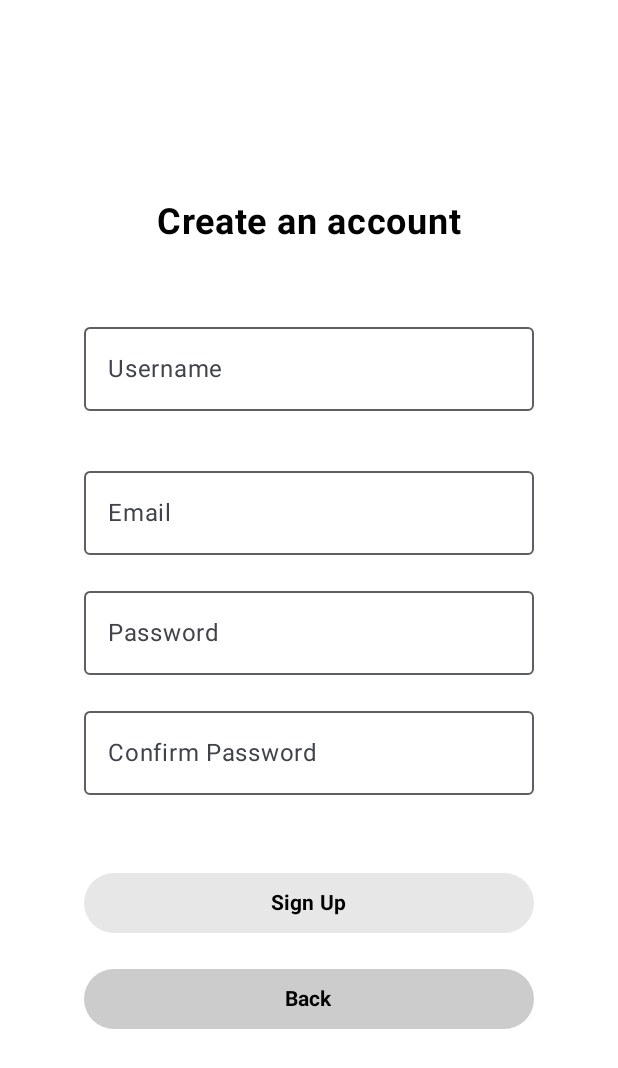
After one commit to mduruji/spotifyvibezcheck, an Android app built with Jetpack Compose: the SignupScreen screen opened through its navigation route, on a phone screen of 412 x 824 dp. The commit adds this screen. Shown: the top 1068 px of the screen. Run offline under Robolectric (Android 15) with nearby library versions, the phone set to English and light mode, and no system bars; our stand-ins replace Firebase (no records; nobody signed in at launch, a user with empty details on screens opened directly).

Commit message:
creates welcome, login, signup screens

```diff
--- a/app/build.gradle.kts
+++ b/app/build.gradle.kts
@@ -69,6 +69,7 @@ dependencies {
     implementation(libs.androidx.compose.ui.graphics)
     implementation(libs.androidx.compose.ui.tooling.preview)
     implementation(libs.androidx.compose.material3)
+    implementation("androidx.navigation:navigation-compose:2.7.7")
     testImplementation(libs.junit)
     androidTestImplementation(libs.androidx.junit)
     androidTestImplementation(libs.androidx.espresso.core)
--- a/app/src/main/java/com/chatterbox/spotifyvibezcheck/MainActivity.kt
+++ b/app/src/main/java/com/chatterbox/spotifyvibezcheck/MainActivity.kt
@@ -1,34 +1,24 @@
 package com.chatterbox.spotifyvibezcheck
 
 import android.os.Bundle
-import android.util.Log
 import androidx.activity.ComponentActivity
 import androidx.activity.compose.setContent
 import androidx.activity.enableEdgeToEdge
-import androidx.compose.foundation.layout.fillMaxSize
-import androidx.compose.foundation.layout.padding
-import androidx.compose.material3.Scaffold
-import androidx.compose.material3.Text
 import androidx.compose.runtime.Composable
-import androidx.compose.ui.Modifier
-import androidx.compose.ui.tooling.preview.Preview
+import androidx.navigation.compose.NavHost
+import androidx.navigation.compose.composable
+import androidx.navigation.compose.rememberNavController
+import com.chatterbox.spotifyvibezcheck.navigation.NavRoutes
+import com.chatterbox.spotifyvibezcheck.screens.HomeScreen
+import com.chatterbox.spotifyvibezcheck.screens.LoginScreen
+import com.chatterbox.spotifyvibezcheck.screens.SignupScreen
+import com.chatterbox.spotifyvibezcheck.screens.WelcomeScreen
+import com.chatterbox.spotifyvibezcheck.services.AuthService
+import com.chatterbox.spotifyvibezcheck.services.RegisterService
 import com.chatterbox.spotifyvibezcheck.ui.theme.SpotifyVibezCheckTheme
 import androidx.core.splashscreen.SplashScreen.Companion.installSplashScreen
 
-// Spotify imports
-import com.spotify.android.appremote.api.ConnectionParams
-import com.spotify.android.appremote.api.Connector
-import com.spotify.android.appremote.api.SpotifyAppRemote
-
-import com.chatterbox.spotifyvibezcheck.objects.SpotifyConstants
-
 class MainActivity : ComponentActivity() {
-
-    private var spotifyAppRemote: SpotifyAppRemote? = null
-
-    // TODO: Replace this with your actual Spotify Client ID
-    private val CLIENT_ID = SpotifyConstants.CLIENT_ID
-    private val REDIRECT_URI = SpotifyConstants.REDIRECT_URI
 
     override fun onCreate(savedInstanceState: Bundle?) {
         installSplashScreen()
@@ -37,63 +27,30 @@ class MainActivity : ComponentActivity() {
 
         setContent {
             SpotifyVibezCheckTheme {
-                Scaffold(modifier = Modifier.fillMaxSize()) { innerPadding ->
-                    Greeting(
-                        name = "Android",
-                        modifier = Modifier.padding(innerPadding)
-                    )
-                }
+                MainScreen()
             }
         }
-    }
-
-    // Spotify connection happens in onStart (best practice)
-    override fun onStart() {
-        super.onStart()
-        connectToSpotify()
-    }
-
-    // Disconnect in onStop (avoid leaks)
-    override fun onStop() {
-        super.onStop()
-        spotifyAppRemote?.let {
-            SpotifyAppRemote.disconnect(it)
-        }
-    }
-
-    private fun connectToSpotify() {
-        val params = ConnectionParams.Builder(CLIENT_ID)
-            .setRedirectUri(REDIRECT_URI)
-            .showAuthView(true)
-            .build()
-
-        SpotifyAppRemote.connect(this, params,
-            object : Connector.ConnectionListener {
-                override fun onConnected(remote: SpotifyAppRemote) {
-                    spotifyAppRemote = remote
-                    Log.d("SpotifyTest", "Connected to Spotify successfully!")
-                }
-
-                override fun onFailure(error: Throwable) {
-                    Log.e("SpotifyTest", "Failed to connect: ${error.message}", error)
-                }
-            }
-        )
     }
 }
 
 @Composable
-fun Greeting(name: String, modifier: Modifier = Modifier) {
-    Text(
-        text = "Hello $name!",
-        modifier = modifier
-    )
-}
+fun MainScreen() {
+    val navController = rememberNavController()
+    val authService = AuthService()
+    val registerService = RegisterService(authService)
 
-@Preview(showBackground = true)
-@Composable
-fun GreetingPreview() {
-    SpotifyVibezCheckTheme {
-        Greeting("Android")
+    NavHost(navController = navController, startDestination = NavRoutes.Welcome.route) {
+        composable(NavRoutes.Welcome.route) {
+            WelcomeScreen(navController = navController)
+        }
+        composable(NavRoutes.Login.route) {
+            LoginScreen(navController = navController, authService = authService)
+        }
+        composable(NavRoutes.Signup.route) {
+            SignupScreen(navController = navController, registerService = registerService)
+        }
+        composable(NavRoutes.Home.route) {
+            HomeScreen()
+        }
     }
 }
--- a/app/src/main/java/com/chatterbox/spotifyvibezcheck/screens/SignUpScreen.kt
+++ /dev/null
@@ -1 +0,0 @@
-package com.chatterbox.spotifyvibezcheck.screens
--- /dev/null
+++ b/app/src/main/java/com/chatterbox/spotifyvibezcheck/screens/SignupScreen.kt
@@ -0,0 +1,146 @@
+package com.chatterbox.spotifyvibezcheck.screens
+
+import androidx.compose.foundation.background
+import androidx.compose.foundation.layout.Arrangement
+import androidx.compose.foundation.layout.Column
+import androidx.compose.foundation.layout.Spacer
+import androidx.compose.foundation.layout.fillMaxSize
+import androidx.compose.foundation.layout.height
+import androidx.compose.foundation.layout.padding
+import androidx.compose.foundation.layout.width
+import androidx.compose.material3.Button
+import androidx.compose.material3.ButtonDefaults
+import androidx.compose.material3.OutlinedTextField
+import androidx.compose.material3.Text
+import androidx.compose.runtime.Composable
+import androidx.compose.runtime.mutableStateOf
+import androidx.compose.runtime.remember
+import androidx.compose.runtime.rememberCoroutineScope
+import androidx.compose.ui.Alignment
+import androidx.compose.ui.Modifier
+import androidx.compose.ui.graphics.Color
+import androidx.compose.ui.text.font.FontWeight
+import androidx.compose.ui.unit.dp
+import androidx.compose.ui.unit.sp
+import androidx.navigation.NavController
+import com.chatterbox.spotifyvibezcheck.navigation.NavRoutes
+import com.chatterbox.spotifyvibezcheck.services.RegisterService
+import kotlinx.coroutines.launch
+
+private fun validateUsername(username: String): String? {
+    return when {
+        username.length !in 3..30 -> "Username must be between 3 and 30 characters."
+        username.first() !in 'a'..'z' -> "Username must start with a letter."
+        username.endsWith(".") -> "Username cannot end with a period."
+        username.contains("..") -> "Username cannot contain consecutive periods."
+        !"^[a-z0-9_.]+$".toRegex().matches(username) -> "Can only contain lowercase letters, numbers, underscores, and periods."
+        else -> null
+    }
+}
+
+@Composable
+fun SignupScreen(navController: NavController, registerService: RegisterService) {
+    val usernameState = remember { mutableStateOf("") }
+    val emailState = remember { mutableStateOf("") }
+    val passwordState = remember { mutableStateOf("") }
+    val confirmPasswordState = remember { mutableStateOf("") }
+    val usernameError = remember { mutableStateOf<String?>(null) }
+
+    val scope = rememberCoroutineScope()
+
+    Column(
+        modifier = Modifier
+            .fillMaxSize()
+            .background(Color.White)
+            .padding(16.dp),
+        horizontalAlignment = Alignment.CenterHorizontally,
+        verticalArrangement = Arrangement.Center
+    ) {
+        Text(
+            text = "Create an account",
+            color = Color.Black,
+            fontSize = 24.sp,
+            fontWeight = FontWeight.Bold
+        )
+        Spacer(modifier = Modifier.height(48.dp))
+
+        OutlinedTextField(
+            value = usernameState.value,
+            onValueChange = {
+                val cleanUsername = it.lowercase()
+                usernameState.value = cleanUsername
+                usernameError.value = validateUsername(cleanUsername)
+            },
+            label = { Text("Username") },
+            isError = usernameError.value != null,
+            supportingText = {
+                usernameError.value?.let {
+                    Text(text = it, color = Color.Red)
+                }
+            },
+            modifier = Modifier.width(300.dp),
+            singleLine = true
+        )
+
+        Spacer(modifier = Modifier.height(16.dp))
+
+        OutlinedTextField(
+            value = emailState.value,
+            onValueChange = { emailState.value = it },
+            label = { Text("Email") },
+            modifier = Modifier.width(300.dp),
+            singleLine = true
+        )
+        Spacer(modifier = Modifier.height(16.dp))
+        OutlinedTextField(
+            value = passwordState.value,
+            onValueChange = { passwordState.value = it },
+            label = { Text("Password") },
+            modifier = Modifier.width(300.dp),
+            singleLine = true
+        )
+        Spacer(modifier = Modifier.height(16.dp))
+        OutlinedTextField(
+            value = confirmPasswordState.value,
+            onValueChange = { confirmPasswordState.value = it },
+            label = { Text("Confirm Password") },
+            modifier = Modifier.width(300.dp),
+            singleLine = true
+        )
+        Spacer(modifier = Modifier.height(48.dp))
+
+        Button(
+            onClick = {
+                scope.launch {
+                    val user = registerService.register(
+                        usernameState.value,
+                        emailState.value,
+                        passwordState.value
+                    )
+                    if (user != null) {
+                        navController.navigate(NavRoutes.Login.route)
+                    }
+                }
+            },
+            colors = ButtonDefaults.buttonColors(containerColor = Color(0xFF1DB954)),
+            modifier = Modifier.width(300.dp),
+            enabled = usernameError.value == null &&
+                    usernameState.value.isNotEmpty() &&
+                    emailState.value.isNotEmpty() &&
+                    passwordState.value.isNotEmpty() &&
+                    passwordState.value == confirmPasswordState.value
+        ) {
+            Text(text = "Sign Up", color = Color.Black, fontWeight = FontWeight.Bold)
+        }
+
+        Spacer(modifier = Modifier.height(16.dp))
+
+        Button(
+            onClick = { navController.popBackStack() },
+            colors = ButtonDefaults.buttonColors(containerColor = Color.LightGray),
+            modifier = Modifier.width(300.dp)
+        ) {
+            Text(text = "Back", color = Color.Black, fontWeight = FontWeight.Bold)
+        }
+    }
+}
--- /dev/null
+++ b/app/src/main/java/com/chatterbox/spotifyvibezcheck/screens/WelcomeScreen.kt
@@ -0,0 +1,57 @@
+package com.chatterbox.spotifyvibezcheck.screens
+
+import androidx.compose.foundation.background
+import androidx.compose.foundation.layout.Arrangement
+import androidx.compose.foundation.layout.Column
+import androidx.compose.foundation.layout.Spacer
+import androidx.compose.foundation.layout.fillMaxSize
+import androidx.compose.foundation.layout.height
+import androidx.compose.foundation.layout.padding
+import androidx.compose.foundation.layout.size
+import androidx.compose.material3.Button
+import androidx.compose.material3.ButtonDefaults
+import androidx.compose.material3.Text
+import androidx.compose.runtime.Composable
+import androidx.compose.ui.Alignment
+import androidx.compose.ui.Modifier
+import androidx.compose.ui.graphics.Color
+import androidx.compose.ui.text.font.FontWeight
+import androidx.compose.ui.unit.dp
+import androidx.compose.ui.unit.sp
+import androidx.navigation.NavController
+import com.chatterbox.spotifyvibezcheck.navigation.NavRoutes
+
+@Composable
+fun WelcomeScreen(navController: NavController) {
+    Column(
+        modifier = Modifier
+            .fillMaxSize()
+            .background(Color.White)
+            .padding(16.dp),
+        horizontalAlignment = Alignment.CenterHorizontally,
+        verticalArrangement = Arrangement.Center
+    ) {
+        Text(
+            text = "Welcome",
+            color = Color.Black,
+            fontSize = 32.sp,
+            fontWeight = FontWeight.Bold
+        )
+        Spacer(modifier = Modifier.height(48.dp))
+        Button(
+            onClick = { navController.navigate(NavRoutes.Login.route) },
+            colors = ButtonDefaults.buttonColors(containerColor = Color(0xFF1DB954)),
+            modifier = Modifier.size(width = 300.dp, height = 50.dp)
+        ) {
+            Text(text = "Log In", color = Color.Black, fontWeight = FontWeight.Bold)
+        }
+        Spacer(modifier = Modifier.height(16.dp))
+        Button(
+            onClick = { navController.navigate(NavRoutes.Signup.route) },
+            colors = ButtonDefaults.buttonColors(containerColor = Color.LightGray),
+            modifier = Modifier.size(width = 300.dp, height = 50.dp)
+        ) {
+            Text(text = "Sign up", color = Color.Black, fontWeight = FontWeight.Bold)
+        }
+    }
+}
```
Also changed, not shown: app/src/main/java/com/chatterbox/spotifyvibezcheck/navigation/NavRoutes.kt (added, +8 -0 lines), app/src/main/java/com/chatterbox/spotifyvibezcheck/screens/HomeScreen.kt (added, +37 -0 lines), app/src/main/java/com/chatterbox/spotifyvibezcheck/screens/LoginScreen.kt (added, +88 -0 lines), app/src/main/java/com/chatterbox/spotifyvibezcheck/services/AuthService.kt (added, +27 -0 lines), app/src/main/java/com/chatterbox/spotifyvibezcheck/services/RegisterService.kt (added, +26 -0 lines).
